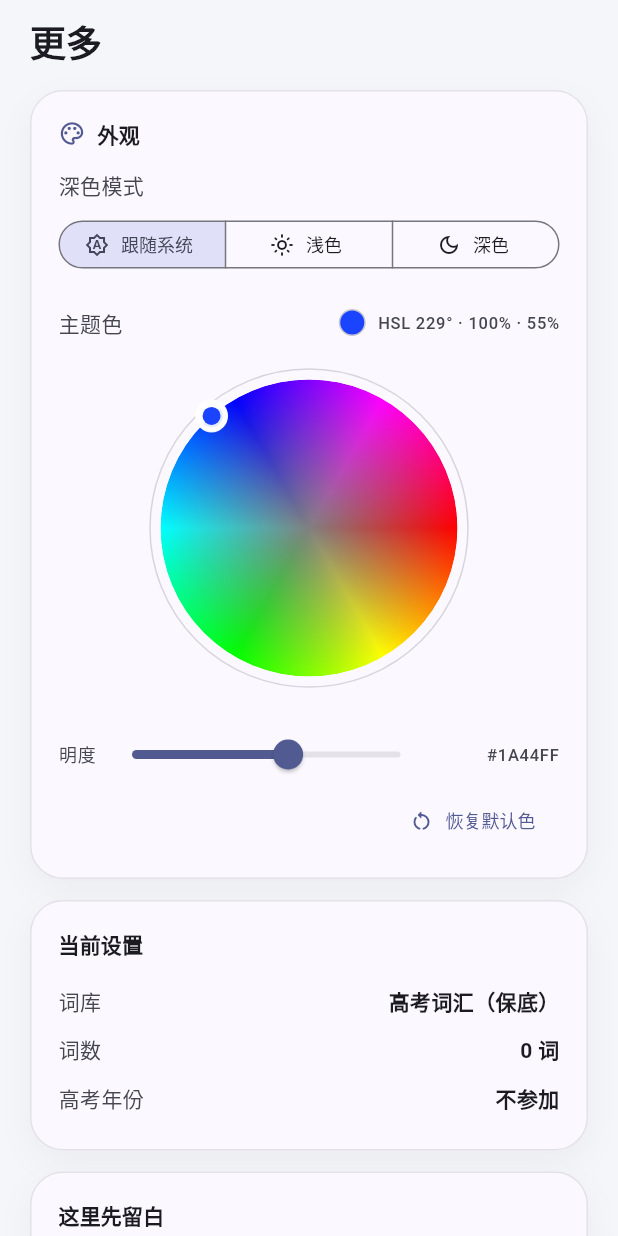
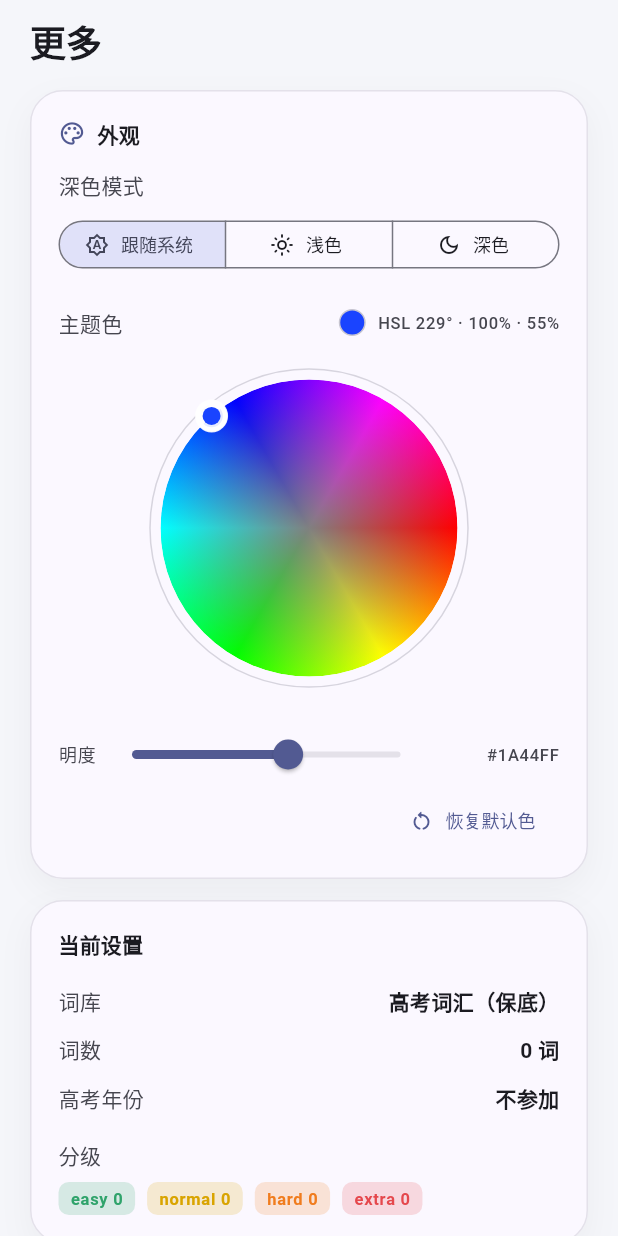
Before and after one commit to Ligret2007/LanGouBei, a Flutter app: the MoreScreen screen opened directly with empty values, on a phone screen of 412 x 824 dp. Run offline on Flutter 3.47's test engine with Material 3 defaults, Android fonts, the phone set to English and light mode, and no system bars; our stand-ins replace shared_preferences; accounts and stored records are empty.

Commit message:
feat(分级): 标签显示原文 easy/normal/hard/extra 并配四色
- 去掉中文译名（基础/常见/进阶/拓展），卡片正反面直接显示原文
- 四级配色：easy 绿 / normal 黄 / hard 橙 / extra 红，深浅色各一套
- 「更多 → 当前设置」新增四色图例，带各分级词数
- 新增 7 个测试：标签原文、四色齐全、色相语义（含红色 358° 回绕）、卡片正反面渲染、深色套色

```diff
--- a/lib/app_state.dart
+++ b/lib/app_state.dart
@@ -128,6 +128,15 @@ class AppState extends ChangeNotifier {
   double get masteredRatio => bankTotal == 0 ? 0 : masteredCount / bankTotal;
 
   int get studiedCount => bankWords.where((w) => progress[w.id]?.seen ?? false).length;
+
+  /// 当前词库里各分级的词数（easy / normal / hard / extra）
+  Map<String, int> get levelCounts {
+    final counts = <String, int>{for (final l in kLevels) l: 0};
+    for (final w in bankWords) {
+      counts[w.level] = (counts[w.level] ?? 0) + 1;
+    }
+    return counts;
+  }
 
   double get overallAccuracy {
     final total = progress.values.fold<int>(0, (s, p) => s + p.knowCount + p.fuzzyCount + p.unknownCount);
--- a/lib/models/word.dart
+++ b/lib/models/word.dart
@@ -1,13 +1,8 @@
 /// 单词与学习状态模型
 library;
 
-/// 词库分级（来自高考 3500 词库的 easy/normal/hard/extra）
-const Map<String, String> kLevelLabels = {
-  'easy': '基础',
-  'normal': '常见',
-  'hard': '进阶',
-  'extra': '拓展',
-};
+/// 词库分级：界面上直接用原文展示，配色见 theme.dart 的 [levelColor]
+const List<String> kLevels = ['easy', 'normal', 'hard', 'extra'];
 
 class Word {
   final String id;
@@ -28,7 +23,8 @@ class Word {
     required this.tier,
   });
 
-  String get levelLabel => kLevelLabels[level] ?? level;
+  /// 分级标签：直接显示原文 easy / normal / hard / extra
+  String get levelLabel => level.isEmpty ? 'normal' : level;
 
   factory Word.fromJson(Map<String, dynamic> j) => Word(
         id: j['id'] as String,
--- a/lib/screens/more_screen.dart
+++ b/lib/screens/more_screen.dart
@@ -16,6 +16,7 @@ class MoreScreen extends StatelessWidget {
     final theme = Theme.of(context);
     final s = state.settings;
     final seed = seedColorFrom(s.seedHue, s.seedSaturation, s.seedLightness);
+    final counts = state.levelCounts;
 
     return Scaffold(
       body: SafeArea(
@@ -167,6 +168,23 @@ class MoreScreen extends StatelessWidget {
                   _row(theme, '词库', s.bank == 'ext' ? '高考词汇（高分）' : '高考词汇（保底）'),
                   _row(theme, '词数', '${state.bankTotal} 词'),
                   _row(theme, '高考年份', s.examYear == null ? '不参加' : '${s.examYear} 年'),
+                  const SizedBox(height: 12),
+                  Text('分级',
+                      style: theme.textTheme.bodyMedium
+                          ?.copyWith(color: theme.colorScheme.onSurfaceVariant)),
+                  const SizedBox(height: 8),
+                  Wrap(
+                    spacing: 8,
+                    runSpacing: 8,
+                    children: [
+                      for (final level in kLevels)
+                        TagChip(
+                          '$level ${counts[level] ?? 0}',
+                          color: levelColor(level, theme.brightness),
+                          strength: 0.18,
+                        ),
+                    ],
+                  ),
                 ],
               ),
             ),
--- a/lib/theme.dart
+++ b/lib/theme.dart
@@ -10,6 +10,29 @@ const Color kAccent = Color(0xFFFF8A3D);
 const Color kGood = Color(0xFF30A46C);
 const Color kWarn = Color(0xFFF5A524);
 const Color kBad = Color(0xFFE5484D);
+
+/// 词库分级配色：easy 绿 / normal 黄 / hard 橙 / extra 红
+const Color kLevelEasy = Color(0xFF2FA36B);
+const Color kLevelNormal = Color(0xFFD9A400);
+const Color kLevelHard = Color(0xFFF07C1E);
+const Color kLevelExtra = Color(0xFFE5484D);
+
+// 深色下用更亮的一档，避免压在暗底上看不清
+const Color kLevelEasyDark = Color(0xFF4CC38A);
+const Color kLevelNormalDark = Color(0xFFE9C24B);
+const Color kLevelHardDark = Color(0xFFFF9E4D);
+const Color kLevelExtraDark = Color(0xFFFF6B70);
+
+Color levelColor(String level, Brightness brightness) {
+  final dark = brightness == Brightness.dark;
+  return switch (level) {
+    'easy' => dark ? kLevelEasyDark : kLevelEasy,
+    'normal' => dark ? kLevelNormalDark : kLevelNormal,
+    'hard' => dark ? kLevelHardDark : kLevelHard,
+    'extra' => dark ? kLevelExtraDark : kLevelExtra,
+    _ => dark ? kLevelNormalDark : kLevelNormal,
+  };
+}
 
 /// 由 HSL 得到种子色；色轮只改 H/S，明度走单独滑杆
 Color seedColorFrom(double hue, double saturation, double lightness) {
@@ -116,7 +139,10 @@ class TagChip extends StatelessWidget {
   final String text;
   final Color? color;
 
-  const TagChip(this.text, {super.key, this.color});
+  /// 底色浓度；分级标签用得更实一点，让颜色一眼能认出来
+  final double strength;
+
+  const TagChip(this.text, {super.key, this.color, this.strength = 0.10});
 
   @override
   Widget build(BuildContext context) {
@@ -125,7 +151,7 @@ class TagChip extends StatelessWidget {
     return Container(
       padding: const EdgeInsets.symmetric(horizontal: 8, vertical: 3),
       decoration: BoxDecoration(
-        color: c.withValues(alpha: 0.10),
+        color: c.withValues(alpha: strength),
         borderRadius: BorderRadius.circular(7),
       ),
       child: Text(text,
--- a/lib/widgets/flip_card.dart
+++ b/lib/widgets/flip_card.dart
@@ -81,7 +81,7 @@ class _FlipWordCardState extends State<FlipWordCard> with SingleTickerProviderSt
             Row(
               mainAxisAlignment: MainAxisAlignment.center,
               children: [
-                TagChip(w.levelLabel),
+                TagChip(w.levelLabel, color: levelColor(w.level, theme.brightness), strength: 0.18),
                 if (widget.isReview) ...[
                   const SizedBox(width: 6),
                   TagChip('错题复习', color: kWarn),
@@ -126,7 +126,7 @@ class _FlipWordCardState extends State<FlipWordCard> with SingleTickerProviderSt
                   child: Text(w.word,
                       style: theme.textTheme.titleLarge?.copyWith(fontWeight: FontWeight.w800)),
                 ),
-                TagChip(w.levelLabel),
+                TagChip(w.levelLabel, color: levelColor(w.level, theme.brightness), strength: 0.18),
               ],
             ),
             const SizedBox(height: 2),
```
Also changed, not shown: 2 other files.
